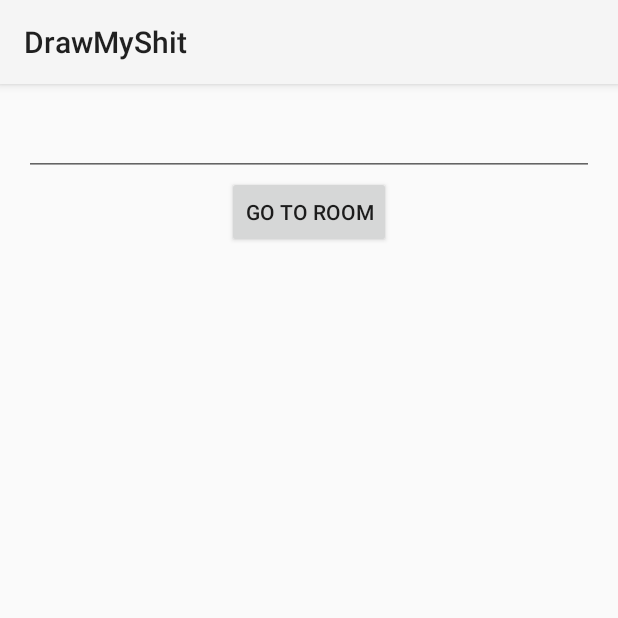
After one commit to fireph/DrawMyShit, an Android app: the fragment RoomFragment shown on its own in the app's theme, on a phone screen of 412 x 824 dp, the top half of it. The commit adds this screen. Run offline under Robolectric (Android 15) with nearby library versions, the phone set to English and light mode, and no system bars.

Commit message:
added beginnings of room support

```diff
--- a/app/src/main/java/com/fmeyer/drawmyshit/ColorPickerDialogFragment.java
+++ b/app/src/main/java/com/fmeyer/drawmyshit/ColorPickerDialogFragment.java
@@ -10,9 +10,6 @@ import android.widget.Button;
 import com.larswerkman.holocolorpicker.ColorPicker;
 import com.larswerkman.holocolorpicker.SVBar;
 
-/**
- * Created by fmeyer on 11/8/14.
- */
 public class ColorPickerDialogFragment extends DialogFragment {
     int mColor;
     OnDialogColorChangedListener colorListener;
--- a/app/src/main/java/com/fmeyer/drawmyshit/DrawFragment.java
+++ b/app/src/main/java/com/fmeyer/drawmyshit/DrawFragment.java
@@ -22,9 +22,6 @@ import org.json.JSONObject;
 
 import java.net.URISyntaxException;
 
-/**
- * Created by fmeyer on 11/8/14.
- */
 public class DrawFragment extends Fragment {
     MainDrawingView drawingView;
     ImageButton colorPickerButton;
--- a/app/src/main/java/com/fmeyer/drawmyshit/MainDrawingView.java
+++ b/app/src/main/java/com/fmeyer/drawmyshit/MainDrawingView.java
@@ -14,9 +14,6 @@ import java.util.HashMap;
 import java.util.Iterator;
 import java.util.List;
 
-/**
- * Created by fmeyer on 11/8/14.
- */
 public class MainDrawingView extends View {
     int mColor = Color.BLACK;
 
--- /dev/null
+++ b/app/src/main/java/com/fmeyer/drawmyshit/RoomFragment.java
@@ -0,0 +1,33 @@
+package com.fmeyer.drawmyshit;
+
+import android.app.Fragment;
+import android.content.Intent;
+import android.os.Bundle;
+import android.view.LayoutInflater;
+import android.view.View;
+import android.view.ViewGroup;
+import android.widget.Button;
+
+public class RoomFragment extends Fragment {
+    Button goToRoomButton;
+
+    public RoomFragment() {
+    }
+
+    @Override
+    public View onCreateView(LayoutInflater inflater, ViewGroup container,
+                             Bundle savedInstanceState) {
+        final View rootView = inflater.inflate(R.layout.fragment_room, container, false);
+
+        goToRoomButton = (Button) rootView.findViewById(R.id.go_to_room_button);
+        goToRoomButton.setOnClickListener(new View.OnClickListener() {
+            @Override
+            public void onClick(View v) {
+                Intent i = new Intent(getActivity(), DrawActivity.class);
+                startActivity(i);
+            }
+        });
+
+        return rootView;
+    }
+}
--- /dev/null
+++ b/app/src/main/res/layout/activity_room.xml
@@ -0,0 +1,4 @@
+<FrameLayout xmlns:android="http://schemas.android.com/apk/res/android"
+    xmlns:tools="http://schemas.android.com/tools" android:id="@+id/container"
+    android:layout_width="match_parent" android:layout_height="match_parent"
+    tools:context="com.fmeyer.drawmyshit.RoomActivity" tools:ignore="MergeRootFrame" />
--- a/app/src/main/res/layout/fragment_draw.xml
+++ b/app/src/main/res/layout/fragment_draw.xml
@@ -1,8 +1,10 @@
 <LinearLayout
     xmlns:android="http://schemas.android.com/apk/res/android"
+    xmlns:tools="http://schemas.android.com/tools"
     android:layout_width="match_parent"
     android:layout_height="match_parent"
-    android:orientation="vertical">
+    android:orientation="vertical"
+    tools:context="com.fmeyer.drawmyshit.DrawFragment">
 
     <LinearLayout
         android:layout_width="match_parent"
--- /dev/null
+++ b/app/src/main/res/layout/fragment_room.xml
@@ -0,0 +1,25 @@
+<LinearLayout
+    xmlns:android="http://schemas.android.com/apk/res/android"
+    xmlns:tools="http://schemas.android.com/tools"
+    android:layout_width="match_parent"
+    android:layout_height="match_parent"
+    android:paddingLeft="@dimen/activity_horizontal_margin"
+    android:paddingRight="@dimen/activity_horizontal_margin"
+    android:paddingTop="@dimen/activity_vertical_margin"
+    android:paddingBottom="@dimen/activity_vertical_margin"
+    android:orientation="vertical"
+    tools:context="com.fmeyer.drawmyshit.RoomFragment">
+
+    <EditText
+        android:id="@+id/room_name"
+        android:layout_width="match_parent"
+        android:layout_height="wrap_content" />
+
+    <Button
+        android:id="@+id/go_to_room_button"
+        android:layout_width="wrap_content"
+        android:layout_height="wrap_content"
+        android:layout_gravity="center_horizontal"
+        android:text="@string/go_to_room" />
+
+</LinearLayout>
--- /dev/null
+++ b/app/src/main/res/menu/menu_room.xml
@@ -0,0 +1,6 @@
+<menu xmlns:android="http://schemas.android.com/apk/res/android"
+    xmlns:tools="http://schemas.android.com/tools"
+    tools:context="com.fmeyer.drawmyshit.RoomActivity">
+    <item android:id="@+id/action_settings" android:title="@string/action_settings"
+        android:orderInCategory="100" android:showAsAction="never" />
+</menu>
--- a/app/src/main/res/values/strings.xml
+++ b/app/src/main/res/values/strings.xml
@@ -2,7 +2,9 @@
 <resources>
 
     <string name="app_name">DrawMyShit</string>
-    <string name="hello_world">Hello world!</string>
     <string name="action_settings">Settings</string>
+    <string name="title_activity_draw">DrawActivity</string>
+    <string name="title_activity_room">RoomActivity</string>
+    <string name="go_to_room">Go to Room</string>
 
 </resources>
--- a/build.gradle
+++ b/build.gradle
@@ -5,7 +5,7 @@ buildscript {
         jcenter()
     }
     dependencies {
-        classpath 'com.android.tools.build:gradle:0.14.2'
+        classpath 'com.android.tools.build:gradle:0.14.4'
 
         // NOTE: Do not place your application dependencies here; they belong
         // in the individual module build.gradle files
```
Also changed, not shown: app/src/main/AndroidManifest.xml (+6 -2 lines), app/src/main/java/com/fmeyer/drawmyshit/RoomActivity.java (added, +49 -0 lines), 1 other file.
